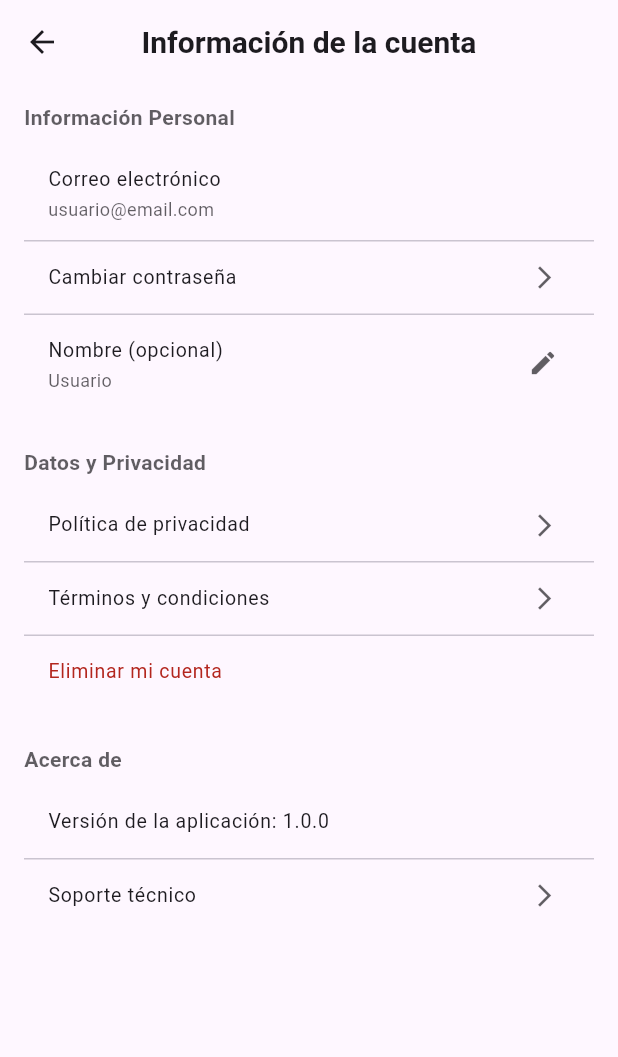
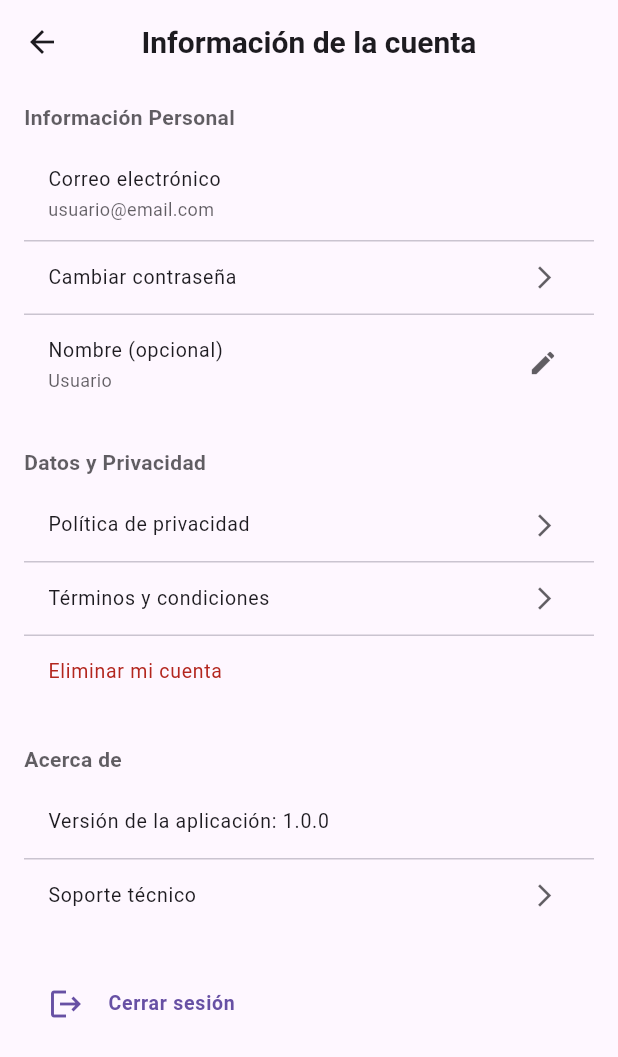
Before and after one commit to jersain28/Stressmobile, a Flutter app: the AccountInfoScreen screen opened directly, after a tap on "Eliminar mi cuenta", on a phone screen of 412 x 824 dp. Shown: the top 1057 px of the screen. Run offline on Flutter 3.47's test engine with Material 3 defaults, Android fonts, the phone set to English and light mode, and no system bars; our stand-ins replace cloud_firestore, firebase_auth, firebase_core, fl_chart, google_sign_in; accounts and stored records are empty; network calls fail.

Commit message:
03 Iniciar y cerrar sesion en developer

```diff
--- a/lib/Screens/Auth/welcome.dart
+++ b/lib/Screens/Auth/welcome.dart
@@ -41,7 +41,7 @@ class WelcomeScreen extends StatelessWidget {
                   ClipRRect(
                     borderRadius: BorderRadius.circular(100.0),
                     child: Image.asset(
-                      'assets/icon/icon.png',
+                      'assets/icon/icon_welcome.png',
                       width: imageSize,
                       height: imageSize,
                       fit: BoxFit.cover,
--- a/lib/settings/account_info.dart
+++ b/lib/settings/account_info.dart
@@ -1,4 +1,9 @@
+import 'package:cloud_firestore/cloud_firestore.dart';
+import 'package:firebase_auth/firebase_auth.dart';
 import 'package:flutter/material.dart';
+import 'package:google_sign_in/google_sign_in.dart';
+import 'package:stress/Screens/Auth/welcome.dart';
+
 
 class AccountInfoScreen extends StatefulWidget {
   final int selectedIndex;
@@ -120,8 +125,23 @@ class _AccountInfoScreenState extends State<AccountInfoScreen> {
                     'Eliminar mi cuenta',
                     style: TextStyle(color: colorScheme.error),
                   ),
-                  onTap: () {
-                    // Acción para eliminar cuenta
+                  onTap: () async {
+                    final user = FirebaseAuth.instance.currentUser;
+                    final uid = user?.uid;
+                    if (uid != null) {
+                      // Elimina datos de Firestore
+                      await FirebaseFirestore.instance.collection('users').doc(uid).delete();
+                      // Elimina usuario de Auth
+                      await user!.delete();
+                      // Cierra sesión de Google si aplica
+                      await GoogleSignIn().signOut();
+                      // Redirige al Welcome
+                      if (!mounted) return;
+                      Navigator.of(context).pushAndRemoveUntil(
+                        MaterialPageRoute(builder: (context) => const WelcomeScreen()),
+                        (route) => false,
+                      );
+                    }
                   },
                   dense: true,
                 ),
@@ -158,6 +178,34 @@ class _AccountInfoScreenState extends State<AccountInfoScreen> {
               ],
             ),
           ),
+          const SizedBox(height: 24),
+          // Cerrar sesión
+          Container(
+            decoration: BoxDecoration(
+              color: cardColor,
+              borderRadius: BorderRadius.circular(14),
+            ),
+            child: ListTile(
+              title: Text(
+                'Cerrar sesión',
+                style: TextStyle(
+                  color: colorScheme.primary,
+                  fontWeight: FontWeight.bold,
+                ),
+              ),
+              leading: Icon(Icons.logout, color: colorScheme.primary),
+              onTap: () async {
+                await FirebaseAuth.instance.signOut();
+                await GoogleSignIn().signOut();
+                if (!mounted) return;
+                Navigator.of(context).pushAndRemoveUntil(
+                  MaterialPageRoute(builder: (context) => const WelcomeScreen()),
+                  (route) => false,
+                );
+              },
+              dense: true,
+            ),
+          ),
         ],
       ),
     );
```
Also changed, not shown: lib/Screens/Auth/login.dart (+19 -8 lines), lib/main.dart (+16 -5 lines), pubspec.yaml (+4 -4 lines), assets/icon/icon.png, assets/icon/icon_2.png (deleted), assets/icon/icon_welcome.png (added), 39 other files.
